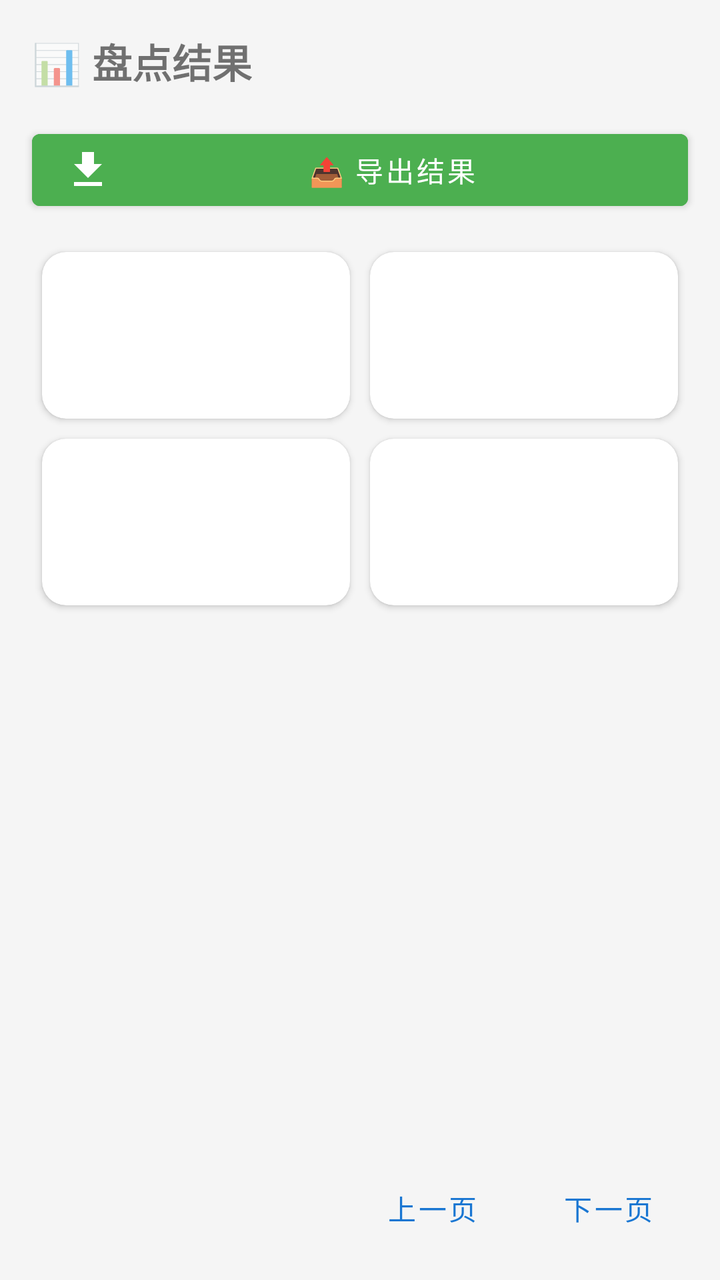
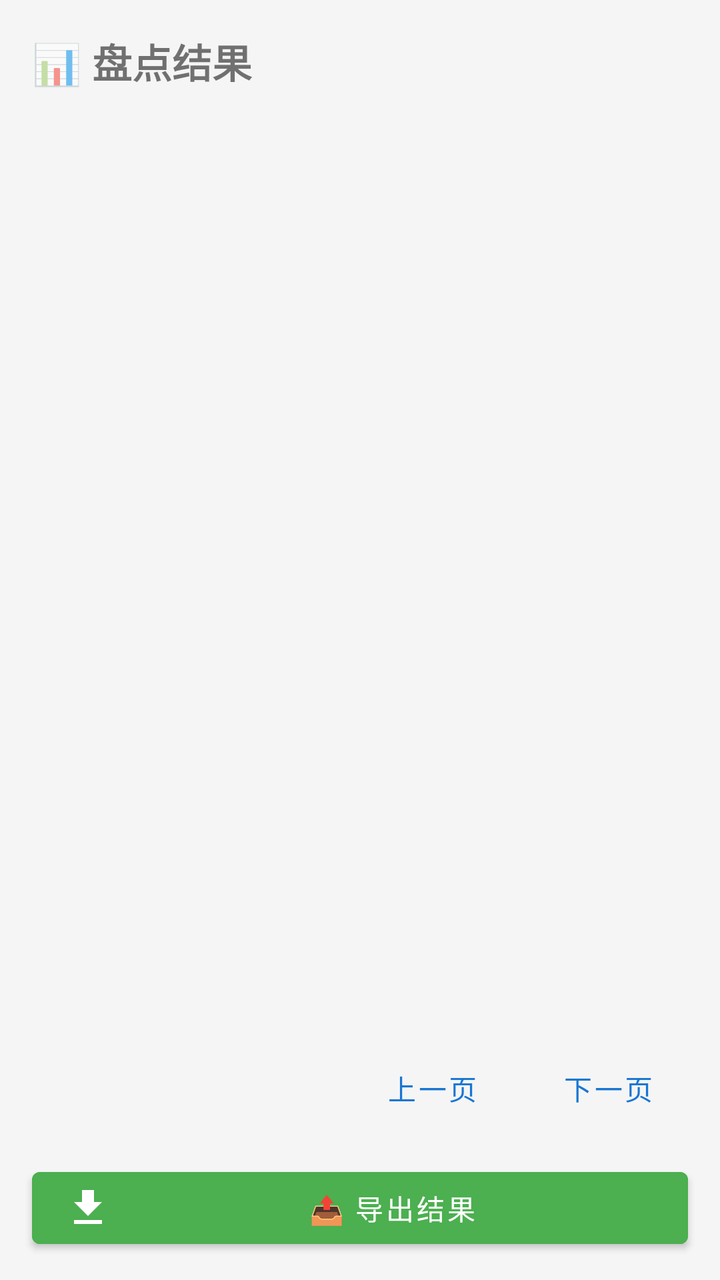

Compare the two renders of this Android layout. The source of the first and the diff that turns it into the second are given below.
<!-- AndroidManifest.xml: application theme Theme.HuaxiaInventory -->
<!-- res/layout/fragment_result.xml -->
<?xml version="1.0" encoding="utf-8"?>
<LinearLayout
    xmlns:android="http://schemas.android.com/apk/res/android"
    xmlns:app="http://schemas.android.com/apk/res-auto"
    android:layout_width="match_parent"
    android:layout_height="match_parent"
    android:orientation="vertical"
    android:background="@color/bgSurface">

    <TextView
        android:layout_width="wrap_content"
        android:layout_height="wrap_content"
        android:layout_margin="@dimen/cardPadding"
        android:text="@string/result_title"
        android:textSize="@dimen/textSizeTitle"
        android:textStyle="bold" />

    <com.google.android.material.button.MaterialButton
        android:id="@+id/exportBtn"
        style="@style/Widget.MaterialComponents.Button"
        android:layout_width="match_parent"
        android:layout_height="wrap_content"
        android:layout_marginStart="@dimen/cardPadding"
        android:layout_marginEnd="@dimen/cardPadding"
        android:layout_marginBottom="12dp"
        android:backgroundTint="@color/colorExport"
        android:text="@string/result_export_btn"
        android:textColor="@android:color/white"
        app:icon="@drawable/ic_export"
        app:iconTint="@android:color/white" />

    <GridLayout
        android:id="@+id/statGrid"
        android:layout_width="match_parent"
        android:layout_height="wrap_content"
        android:columnCount="2"
        android:rowCount="2"
        android:paddingStart="@dimen/cardPadding"
        android:paddingEnd="@dimen/cardPadding"
        android:useDefaultMargins="false">

        <include
            android:id="@+id/allStat"
            layout="@layout/view_stat_card"
            android:layout_width="0dp"
            android:layout_height="wrap_content"
            android:layout_columnWeight="1"
            android:layout_margin="5dp" />

        <include
            android:id="@+id/foundStat"
            layout="@layout/view_stat_card"
            android:layout_width="0dp"
            android:layout_height="wrap_content"
            android:layout_columnWeight="1"
            android:layout_margin="5dp" />

        <include
            android:id="@+id/missingStat"
            layout="@layout/view_stat_card"
            android:layout_width="0dp"
            android:layout_height="wrap_content"
            android:layout_columnWeight="1"
            android:layout_margin="5dp" />

        <include
            android:id="@+id/extraStat"
            layout="@layout/view_stat_card"
            android:layout_width="0dp"
            android:layout_height="wrap_content"
            android:layout_columnWeight="1"
            android:layout_margin="5dp" />
    </GridLayout>

    <TextView
        android:id="@+id/emptyTv"
        android:layout_width="match_parent"
        android:layout_height="0dp"
        android:layout_weight="1"
        android:gravity="center"
        android:visibility="gone"
        android:textSize="@dimen/textSizeBody"
        android:textColor="@color/textHint"
        android:text="@string/err_empty_result" />

    <androidx.recyclerview.widget.RecyclerView
        android:id="@+id/resultRv"
        android:layout_width="match_parent"
        android:layout_height="0dp"
        android:layout_weight="1"
        android:paddingStart="@dimen/cardPadding"
        android:paddingEnd="@dimen/cardPadding"
        android:paddingTop="@dimen/cardPadding"
        android:clipToPadding="false" />

    <LinearLayout
        android:id="@+id/paginationRow"
        android:layout_width="match_parent"
        android:layout_height="wrap_content"
        android:orientation="horizontal"
        android:gravity="center_vertical"
        android:padding="12dp">

        <TextView
            android:id="@+id/paginationInfoTv"
            android:layout_width="0dp"
            android:layout_height="wrap_content"
            android:layout_weight="1"
            android:textSize="13sp"
            android:textColor="@color/textHint" />

        <com.google.android.material.button.MaterialButton
            android:id="@+id/prevBtn"
            style="@style/Widget.MaterialComponents.Button.TextButton"
            android:layout_width="wrap_content"
            android:layout_height="wrap_content"
            android:text="@string/action_prev" />

        <com.google.android.material.button.MaterialButton
            android:id="@+id/nextBtn"
            style="@style/Widget.MaterialComponents.Button.TextButton"
            android:textColor="@color/colorPrimary"
            android:layout_width="wrap_content"
            android:layout_height="wrap_content"
            android:text="@string/action_next" />
    </LinearLayout>
</LinearLayout>
<!-- res/layout/view_stat_card.xml (included above) -->
<?xml version="1.0" encoding="utf-8"?>
<androidx.cardview.widget.CardView
    xmlns:android="http://schemas.android.com/apk/res/android"
    xmlns:app="http://schemas.android.com/apk/res-auto"
    android:layout_width="match_parent"
    android:layout_height="wrap_content"
    app:cardCornerRadius="@dimen/cardCornerRadius"
    app:cardElevation="@dimen/cardElevation"
    app:cardBackgroundColor="@color/cardCorner"
    android:clickable="true"
    android:focusable="true"
    android:foreground="?attr/selectableItemBackground">

    <LinearLayout
        android:layout_width="match_parent"
        android:layout_height="wrap_content"
        android:orientation="vertical"
        android:padding="14dp"
        android:gravity="center">

        <TextView
            android:id="@+id/statLabelTv"
            android:layout_width="wrap_content"
            android:layout_height="wrap_content"
            style="@style/Huaxia.StatLabel" />

        <TextView
            android:id="@+id/statNumberTv"
            android:layout_width="wrap_content"
            android:layout_height="wrap_content"
            android:layout_marginTop="4dp"
            style="@style/Huaxia.StatNumber" />

        <TextView
            android:id="@+id/statSubTv"
            android:layout_width="wrap_content"
            android:layout_height="wrap_content"
            android:layout_marginTop="2dp"
            android:visibility="gone"
            style="@style/Huaxia.StatSub" />
    </LinearLayout>
</androidx.cardview.widget.CardView>
<!-- resources referenced by this layout -->
<resources>
  <color name="bgSurface">#F5F5F5</color>
  <color name="cardCorner">#FFFFFF</color>
  <color name="colorExport">#4CAF50</color>
  <color name="colorPrimary">#1976D2</color>
  <color name="textHint">#888888</color>
  <dimen name="cardCornerRadius">12dp</dimen>
  <dimen name="cardElevation">2dp</dimen>
  <dimen name="cardPadding">16dp</dimen>
  <dimen name="textSizeBody">14sp</dimen>
  <dimen name="textSizeTitle">20sp</dimen>
  <!-- drawable ic_export (drawable) -->
  <vector xmlns:android="http://schemas.android.com/apk/res/android"
      android:width="24dp" android:height="24dp"
      android:viewportWidth="24" android:viewportHeight="24"
      android:tint="@android:color/white">
      <path android:fillColor="@android:color/white"
          android:pathData="M19,9h-4V3H9v6H5l7,7L19,9zM5,18v2h14v-2H5z" />
  </vector>
  <string name="action_next">下一页</string>
  <string name="action_prev">上一页</string>
  <string name="err_empty_result">暂无数据</string>
  <string name="result_export_btn">📤 导出结果</string>
  <string name="result_title">📊 盘点结果</string>
  <style name="Huaxia.StatLabel" parent="">
          <item name="android:textSize">@dimen/textSizeLabel</item>
          <item name="android:textColor">@color/textHint</item>
          <item name="android:gravity">center</item>
      </style>
  <style name="Huaxia.StatNumber" parent="">
          <item name="android:textSize">@dimen/statNumberSize</item>
          <item name="android:textStyle">bold</item>
          <item name="android:gravity">center</item>
      </style>
  <style name="Huaxia.StatSub" parent="">
          <item name="android:textSize">11sp</item>
          <item name="android:textColor">@color/textLightHint</item>
          <item name="android:gravity">center</item>
      </style>
  <style name="Theme.HuaxiaInventory" parent="Theme.MaterialComponents.DayNight.NoActionBar">
          <item name="colorPrimary">@color/colorPrimary</item>
          <item name="colorPrimaryDark">@color/colorPrimaryDark</item>
          <item name="colorAccent">@color/colorAccent</item>
          <item name="colorOnPrimary">@android:color/white</item>
          <item name="android:statusBarColor">@color/colorPrimary</item>
          <item name="android:windowLightStatusBar">false</item>
          <item name="toolbarStyle">@style/Huaxia.Toolbar</item>
      </style>
  <dimen name="textSizeLabel">12sp</dimen>
  <dimen name="statNumberSize">26sp</dimen>
  <color name="textLightHint">#AAAAAA</color>
  <color name="colorPrimaryDark">#0D47A1</color>
  <color name="colorAccent">#FF9800</color>
  <style name="Huaxia.Toolbar" parent="Widget.MaterialComponents.Toolbar.Primary">
          <item name="android:background">@color/colorPrimary</item>
          <item name="titleTextColor">@android:color/white</item>
          <item name="subtitleTextColor">@android:color/white</item>
          <item name="android:elevation">4dp</item>
      </style>
</resources>

<!-- the commit's change to res/layout/fragment_result.xml (unified diff, before → after) -->
@@ -14,63 +14,6 @@
         android:text="@string/result_title"
         android:textSize="@dimen/textSizeTitle"
         android:textStyle="bold" />
-
-    <com.google.android.material.button.MaterialButton
-        android:id="@+id/exportBtn"
-        style="@style/Widget.MaterialComponents.Button"
-        android:layout_width="match_parent"
-        android:layout_height="wrap_content"
-        android:layout_marginStart="@dimen/cardPadding"
-        android:layout_marginEnd="@dimen/cardPadding"
-        android:layout_marginBottom="12dp"
-        android:backgroundTint="@color/colorExport"
-        android:text="@string/result_export_btn"
-        android:textColor="@android:color/white"
-        app:icon="@drawable/ic_export"
-        app:iconTint="@android:color/white" />
-
-    <GridLayout
-        android:id="@+id/statGrid"
-        android:layout_width="match_parent"
-        android:layout_height="wrap_content"
-        android:columnCount="2"
-        android:rowCount="2"
-        android:paddingStart="@dimen/cardPadding"
-        android:paddingEnd="@dimen/cardPadding"
-        android:useDefaultMargins="false">
-
-        <include
-            android:id="@+id/allStat"
-            layout="@layout/view_stat_card"
-            android:layout_width="0dp"
-            android:layout_height="wrap_content"
-            android:layout_columnWeight="1"
-            android:layout_margin="5dp" />
-
-        <include
-            android:id="@+id/foundStat"
-            layout="@layout/view_stat_card"
-            android:layout_width="0dp"
-            android:layout_height="wrap_content"
-            android:layout_columnWeight="1"
-            android:layout_margin="5dp" />
-
-        <include
-            android:id="@+id/missingStat"
-            layout="@layout/view_stat_card"
-            android:layout_width="0dp"
-            android:layout_height="wrap_content"
-            android:layout_columnWeight="1"
-            android:layout_margin="5dp" />
-
-        <include
-            android:id="@+id/extraStat"
-            layout="@layout/view_stat_card"
-            android:layout_width="0dp"
-            android:layout_height="wrap_content"
-            android:layout_columnWeight="1"
-            android:layout_margin="5dp" />
-    </GridLayout>
 
     <TextView
         android:id="@+id/emptyTv"
@@ -124,47 +67,18 @@
             android:layout_height="wrap_content"
             android:text="@string/action_next" />
     </LinearLayout>
-</LinearLayout>
-<!-- res/layout/view_stat_card.xml (included above) -->
-<?xml version="1.0" encoding="utf-8"?>
-<androidx.cardview.widget.CardView
-    xmlns:android="http://schemas.android.com/apk/res/android"
-    xmlns:app="http://schemas.android.com/apk/res-auto"
-    android:layout_width="match_parent"
-    android:layout_height="wrap_content"
-    app:cardCornerRadius="@dimen/cardCornerRadius"
-    app:cardElevation="@dimen/cardElevation"
-    app:cardBackgroundColor="@color/cardCorner"
-    android:clickable="true"
-    android:focusable="true"
-    android:foreground="?attr/selectableItemBackground">
 
-    <LinearLayout
+    <com.google.android.material.button.MaterialButton
+        android:id="@+id/exportBtn"
+        style="@style/Widget.MaterialComponents.Button"
         android:layout_width="match_parent"
         android:layout_height="wrap_content"
-        android:orientation="vertical"
-        android:padding="14dp"
-        android:gravity="center">
-
-        <TextView
-            android:id="@+id/statLabelTv"
-            android:layout_width="wrap_content"
-            android:layout_height="wrap_content"
-            style="@style/Huaxia.StatLabel" />
-
-        <TextView
-            android:id="@+id/statNumberTv"
-            android:layout_width="wrap_content"
-            android:layout_height="wrap_content"
-            android:layout_marginTop="4dp"
-            style="@style/Huaxia.StatNumber" />
-
-        <TextView
-            android:id="@+id/statSubTv"
-            android:layout_width="wrap_content"
-            android:layout_height="wrap_content"
-            android:layout_marginTop="2dp"
-            android:visibility="gone"
-            style="@style/Huaxia.StatSub" />
-    </LinearLayout>
-</androidx.cardview.widget.CardView>
+        android:layout_marginStart="@dimen/cardPadding"
+        android:layout_marginEnd="@dimen/cardPadding"
+        android:layout_marginBottom="12dp"
+        android:backgroundTint="@color/colorExport"
+        android:text="@string/result_export_btn"
+        android:textColor="@android:color/white"
+        app:icon="@drawable/ic_export"
+        app:iconTint="@android:color/white" />
+</LinearLayout>
<!-- resource entries referenced after the edit -->
@@ -1,12 +1,9 @@
 <!-- resources referenced by this layout -->
 <resources>
   <color name="bgSurface">#F5F5F5</color>
-  <color name="cardCorner">#FFFFFF</color>
   <color name="colorExport">#4CAF50</color>
   <color name="colorPrimary">#1976D2</color>
   <color name="textHint">#888888</color>
-  <dimen name="cardCornerRadius">12dp</dimen>
-  <dimen name="cardElevation">2dp</dimen>
   <dimen name="cardPadding">16dp</dimen>
   <dimen name="textSizeBody">14sp</dimen>
   <dimen name="textSizeTitle">20sp</dimen>
@@ -23,21 +20,6 @@
   <string name="err_empty_result">暂无数据</string>
   <string name="result_export_btn">📤 导出结果</string>
   <string name="result_title">📊 盘点结果</string>
-  <style name="Huaxia.StatLabel" parent="">
-          <item name="android:textSize">@dimen/textSizeLabel</item>
-          <item name="android:textColor">@color/textHint</item>
-          <item name="android:gravity">center</item>
-      </style>
-  <style name="Huaxia.StatNumber" parent="">
-          <item name="android:textSize">@dimen/statNumberSize</item>
-          <item name="android:textStyle">bold</item>
-          <item name="android:gravity">center</item>
-      </style>
-  <style name="Huaxia.StatSub" parent="">
-          <item name="android:textSize">11sp</item>
-          <item name="android:textColor">@color/textLightHint</item>
-          <item name="android:gravity">center</item>
-      </style>
   <style name="Theme.HuaxiaInventory" parent="Theme.MaterialComponents.DayNight.NoActionBar">
           <item name="colorPrimary">@color/colorPrimary</item>
           <item name="colorPrimaryDark">@color/colorPrimaryDark</item>
@@ -47,9 +29,6 @@
           <item name="android:windowLightStatusBar">false</item>
           <item name="toolbarStyle">@style/Huaxia.Toolbar</item>
       </style>
-  <dimen name="textSizeLabel">12sp</dimen>
-  <dimen name="statNumberSize">26sp</dimen>
-  <color name="textLightHint">#AAAAAA</color>
   <color name="colorPrimaryDark">#0D47A1</color>
   <color name="colorAccent">#FF9800</color>
   <style name="Huaxia.Toolbar" parent="Widget.MaterialComponents.Toolbar.Primary">
